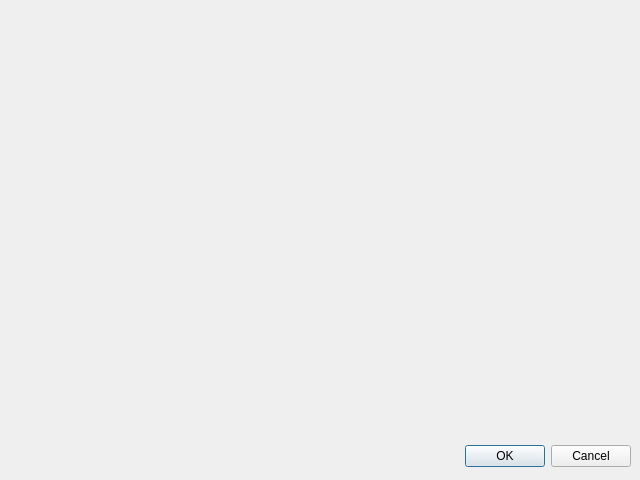
Before: the Qt Designer form prefdialog.ui in mygnu/rgb-quote, drawn with Qt 5.
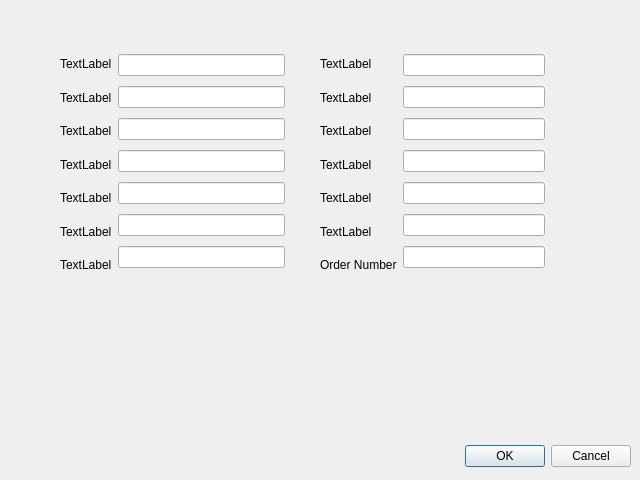
After: the same form once the commit is applied.

Patch:
```diff
--- a/prefdialog.ui
+++ b/prefdialog.ui
@@ -29,6 +29,186 @@
     <set>QDialogButtonBox::Cancel|QDialogButtonBox::Ok</set>
    </property>
   </widget>
+  <widget class="QWidget" name="layoutWidget">
+   <property name="geometry">
+    <rect>
+     <x>320</x>
+     <y>50</y>
+     <width>225</width>
+     <height>229</height>
+    </rect>
+   </property>
+   <layout class="QHBoxLayout" name="horizontalLayout_2">
+    <item>
+     <layout class="QVBoxLayout" name="verticalLayout_3">
+      <item>
+       <widget class="QLabel" name="label_8">
+        <property name="text">
+         <string>TextLabel</string>
+        </property>
+       </widget>
+      </item>
+      <item>
+       <widget class="QLabel" name="label_9">
+        <property name="text">
+         <string>TextLabel</string>
+        </property>
+       </widget>
+      </item>
+      <item>
+       <widget class="QLabel" name="label_10">
+        <property name="text">
+         <string>TextLabel</string>
+        </property>
+       </widget>
+      </item>
+      <item>
+       <widget class="QLabel" name="label_11">
+        <property name="text">
+         <string>TextLabel</string>
+        </property>
+       </widget>
+      </item>
+      <item>
+       <widget class="QLabel" name="label_12">
+        <property name="text">
+         <string>TextLabel</string>
+        </property>
+       </widget>
+      </item>
+      <item>
+       <widget class="QLabel" name="label_13">
+        <property name="text">
+         <string>TextLabel</string>
+        </property>
+       </widget>
+      </item>
+      <item>
+       <widget class="QLabel" name="label_14">
+        <property name="text">
+         <string>Order Number</string>
+        </property>
+       </widget>
+      </item>
+     </layout>
+    </item>
+    <item>
+     <layout class="QVBoxLayout" name="verticalLayout_4">
+      <item>
+       <widget class="QLineEdit" name="lineEdit_8"/>
+      </item>
+      <item>
+       <widget class="QLineEdit" name="lineEdit_9"/>
+      </item>
+      <item>
+       <widget class="QLineEdit" name="lineEdit_10"/>
+      </item>
+      <item>
+       <widget class="QLineEdit" name="lineEdit_11"/>
+      </item>
+      <item>
+       <widget class="QLineEdit" name="lineEdit_12"/>
+      </item>
+      <item>
+       <widget class="QLineEdit" name="lineEdit_13"/>
+      </item>
+      <item>
+       <widget class="QLineEdit" name="orderNumberLineEdit"/>
+      </item>
+     </layout>
+    </item>
+   </layout>
+  </widget>
+  <widget class="QWidget" name="">
+   <property name="geometry">
+    <rect>
+     <x>60</x>
+     <y>50</y>
+     <width>225</width>
+     <height>229</height>
+    </rect>
+   </property>
+   <layout class="QHBoxLayout" name="horizontalLayout">
+    <item>
+     <layout class="QVBoxLayout" name="verticalLayout">
+      <item>
+       <widget class="QLabel" name="label">
+        <property name="text">
+         <string>TextLabel</string>
+        </property>
+       </widget>
+      </item>
+      <item>
+       <widget class="QLabel" name="label_2">
+        <property name="text">
+         <string>TextLabel</string>
+        </property>
+       </widget>
+      </item>
+      <item>
+       <widget class="QLabel" name="label_3">
+        <property name="text">
+         <string>TextLabel</string>
+        </property>
+       </widget>
+      </item>
+      <item>
+       <widget class="QLabel" name="label_4">
+        <property name="text">
+         <string>TextLabel</string>
+        </property>
+       </widget>
+      </item>
+      <item>
+       <widget class="QLabel" name="label_5">
+        <property name="text">
+         <string>TextLabel</string>
+        </property>
+       </widget>
+      </item>
+      <item>
+       <widget class="QLabel" name="label_6">
+        <property name="text">
+         <string>TextLabel</string>
+        </property>
+       </widget>
+      </item>
+      <item>
+       <widget class="QLabel" name="label_7">
+        <property name="text">
+         <string>TextLabel</string>
+        </property>
+       </widget>
+      </item>
+     </layout>
+    </item>
+    <item>
+     <layout class="QVBoxLayout" name="verticalLayout_2">
+      <item>
+       <widget class="QLineEdit" name="lineEdit"/>
+      </item>
+      <item>
+       <widget class="QLineEdit" name="lineEdit_2"/>
+      </item>
+      <item>
+       <widget class="QLineEdit" name="lineEdit_3"/>
+      </item>
+      <item>
+       <widget class="QLineEdit" name="lineEdit_4"/>
+      </item>
+      <item>
+       <widget class="QLineEdit" name="lineEdit_5"/>
+      </item>
+      <item>
+       <widget class="QLineEdit" name="lineEdit_6"/>
+      </item>
+      <item>
+       <widget class="QLineEdit" name="lineEdit_7"/>
+      </item>
+     </layout>
+    </item>
+   </layout>
+  </widget>
  </widget>
  <resources/>
  <connections>
```
